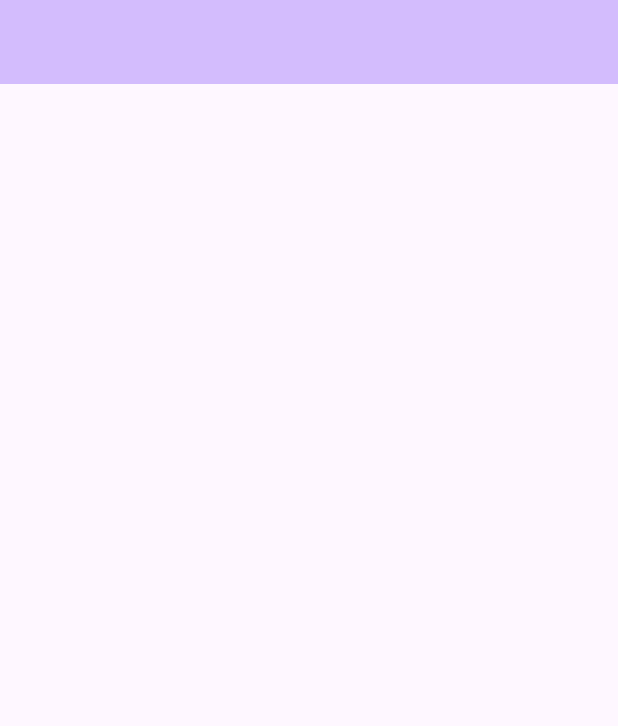
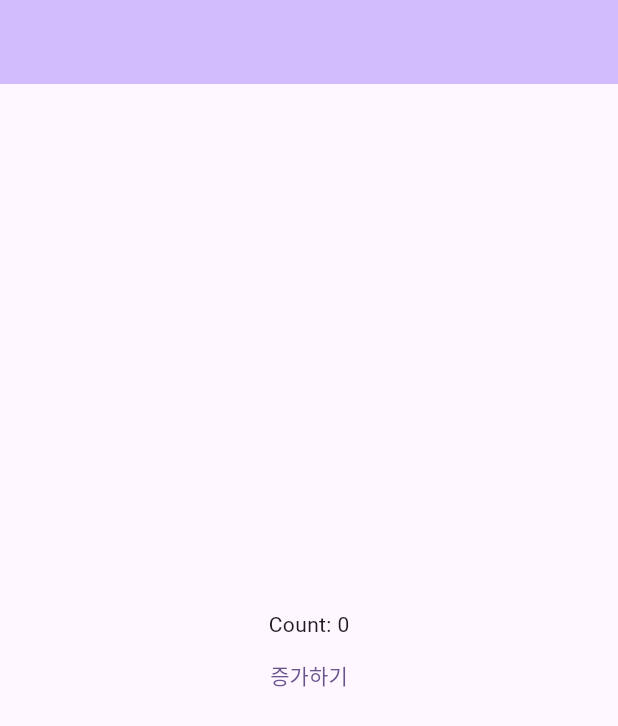
Before and after one commit to StudioZERONE/study_flutter_13_totally03_lec_riverpod, a Flutter app: the screen it shows after launch, on a phone screen of 412 x 824 dp. Shown: the top 726 px of the screen. Run offline on Flutter 3.47's test engine with Material 2 defaults, Android fonts, the light colour scheme and no system bars; our stand-ins replace flutter_riverpod.

Commit message:
UI 공부 중. 상태관리 - Riverpod

```diff
--- /dev/null
+++ b/lib/home.dart
@@ -0,0 +1,57 @@
+import 'package:flutter/material.dart';
+import 'package:flutter_riverpod/flutter_riverpod.dart';
+
+class MyApp extends StatelessWidget {
+  const MyApp({super.key});
+
+  // This widget is the root of your application.
+  @override
+  Widget build(BuildContext context) {
+    return MaterialApp(
+      title: 'Flutter Demo',
+      theme: ThemeData(
+        colorScheme: ColorScheme.fromSeed(seedColor: Colors.deepPurple),
+        useMaterial3: true,
+      ),
+      home: MyHomePage(),
+    );
+  }
+}
+
+class MyHomePage extends ConsumerWidget {
+  MyHomePage({Key? key}) : super(key: key);
+  final counterProvider = StateNotifierProvider((ref) => Counter());
+
+  @override
+  Widget build(BuildContext context, WidgetRef ref) {
+    final count = ref.watch(counterProvider);
+
+    ref.listen(counterProvider, ((prev, next) {
+      print('현재 상태: $prev, $next');
+    }));
+
+    return Scaffold(
+      appBar: AppBar(
+        backgroundColor: Theme.of(context).colorScheme.inversePrimary,
+        title: const Text(''),
+      ),
+      body: Center(
+        child: Column(
+          mainAxisAlignment: MainAxisAlignment.center,
+          children: [
+            Text('Count: ${count.toString()}'),
+            TextButton(
+              onPressed: () => ref.watch(counterProvider.notifier).increment(),
+              child: const Text('증가하기'),
+            ),
+          ],
+        ),
+      ),
+    );
+  }
+}
+
+class Counter extends StateNotifier<int> {
+  Counter() : super(0);
+  void increment() => state++;
+}
--- a/lib/main.dart
+++ b/lib/main.dart
@@ -1,42 +1,7 @@
 import 'package:flutter/material.dart';
+import 'package:flutter_riverpod/flutter_riverpod.dart';
+import 'package:study_flutter_13_totally03_lec_riverpod/home.dart';
 
 void main() {
-  runApp(const MyApp());
+  runApp(const ProviderScope(child: MyApp()));
 }
-
-class MyApp extends StatelessWidget {
-  const MyApp({super.key});
-
-  // This widget is the root of your application.
-  @override
-  Widget build(BuildContext context) {
-    return MaterialApp(
-      title: 'Flutter Demo',
-      theme: ThemeData(
-        colorScheme: ColorScheme.fromSeed(seedColor: Colors.deepPurple),
-        useMaterial3: true,
-      ),
-      home: const MyHomePage(),
-    );
-  }
-}
-
-class MyHomePage extends StatefulWidget {
-  const MyHomePage({super.key});
-
-  @override
-  State<MyHomePage> createState() => _MyHomePageState();
-}
-
-class _MyHomePageState extends State<MyHomePage> {
-  @override
-  Widget build(BuildContext context) {
-    return Scaffold(
-      appBar: AppBar(
-        backgroundColor: Theme.of(context).colorScheme.inversePrimary,
-        title: const Text(''),
-      ),
-      body: const Center(),
-    );
-  }
-}
--- a/pubspec.yaml
+++ b/pubspec.yaml
@@ -35,6 +35,7 @@ dependencies:
   # The following adds the Cupertino Icons font to your application.
   # Use with the CupertinoIcons class for iOS style icons.
   cupertino_icons: ^1.0.2
+  flutter_riverpod:
 
 dev_dependencies:
   flutter_test:
```
Also changed, not shown: pubspec.lock.
